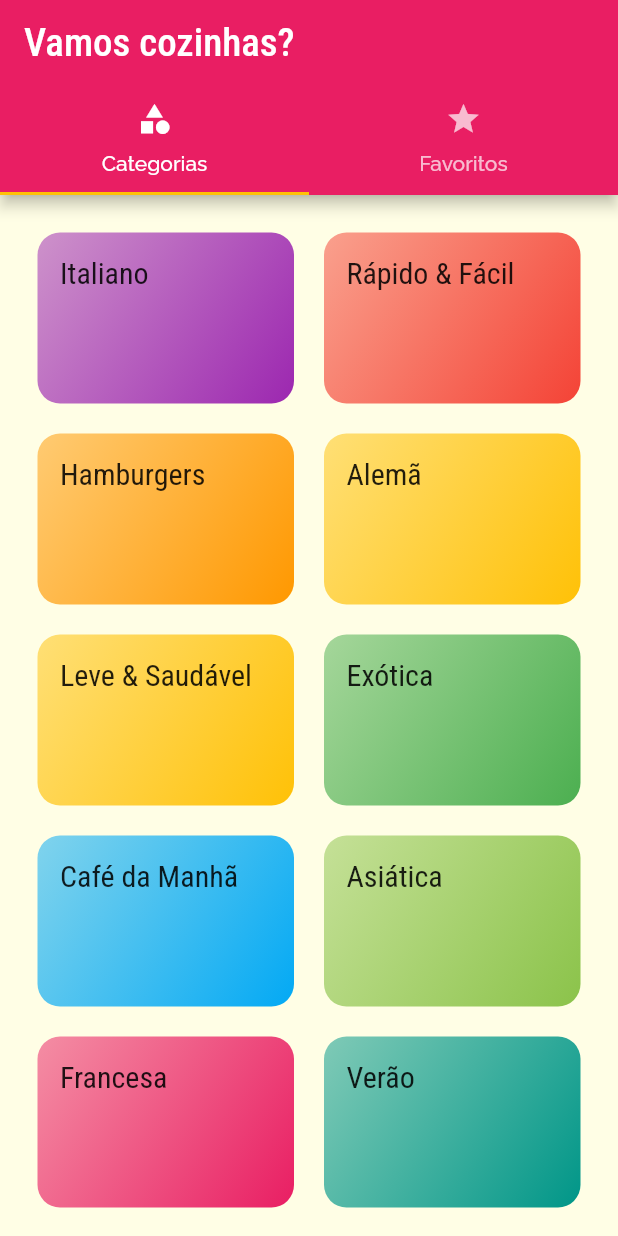
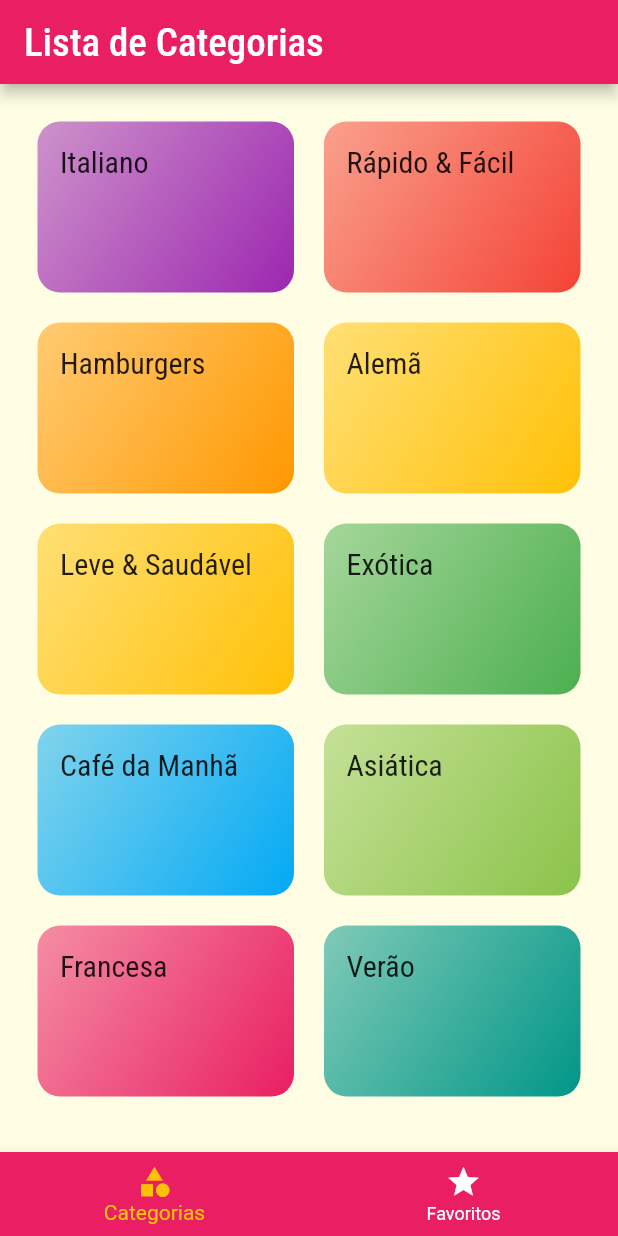
Before and after one commit to RaulSAraujo/App-Culin-ria, a Flutter app: the screen it shows after launch, on a phone screen of 412 x 824 dp. Run offline on Flutter 3.47's test engine with Material 2 defaults, Android fonts, the light colour scheme and no system bars.

Commit message:
TabBar na parte inferior
TabBar na parte inferior

```diff
--- a/lib/screens/tabs_screen.dart
+++ b/lib/screens/tabs_screen.dart
@@ -3,33 +3,52 @@ import 'package:flutter/material.dart';
 import 'categories_screen.dart';
 import 'favorite_screen.dart';
 
-class TabsScreen extends StatelessWidget {
+class TabsScreen extends StatefulWidget {
+  @override
+  State<TabsScreen> createState() => _TabsScreenState();
+}
+
+class _TabsScreenState extends State<TabsScreen> {
+  int _selectedScreenIndex = 0;
+  final List<String> _titles = [
+    'Lista de Categorias',
+    'Meus Favoritos',
+  ];
+
+  final List<Widget> _screens = [
+    CategoriesScreen(),
+    FavoriteScreen(),
+  ];
+
+  _selectScreen(int index) {
+    setState(() {
+      _selectedScreenIndex = index;
+    });
+  }
+
   @override
   Widget build(BuildContext context) {
-    return DefaultTabController(
-      length: 2,
-      child: Scaffold(
-        appBar: AppBar(
-          title: const Text('Vamos cozinhas?'),
-          bottom: const TabBar(
-            tabs: [
-              Tab(
-                icon: Icon(Icons.category),
-                text: 'Categorias',
-              ),
-              Tab(
-                icon: Icon(Icons.star),
-                text: 'Favoritos',
-              ),
-            ],
+    return Scaffold(
+      appBar: AppBar(
+        title: Text(_titles[_selectedScreenIndex]),
+      ),
+      body: _screens[_selectedScreenIndex],
+      bottomNavigationBar: BottomNavigationBar(
+        onTap: _selectScreen,
+        backgroundColor: Theme.of(context).primaryColor,
+        unselectedItemColor: Colors.white,
+        selectedItemColor: Theme.of(context).accentColor,
+        currentIndex: _selectedScreenIndex,
+        items: const [
+          BottomNavigationBarItem(
+            icon: Icon(Icons.category),
+            label: 'Categorias',
           ),
-        ),
-        body: TabBarView(
-          children: [
-            CategoriesScreen(),
-            FavoriteScreen(),
-          ],
-        ),
+          BottomNavigationBarItem(
+            icon: Icon(Icons.star),
+            label: 'Favoritos',
+          ),
+        ],
       ),
     );
   }
```
